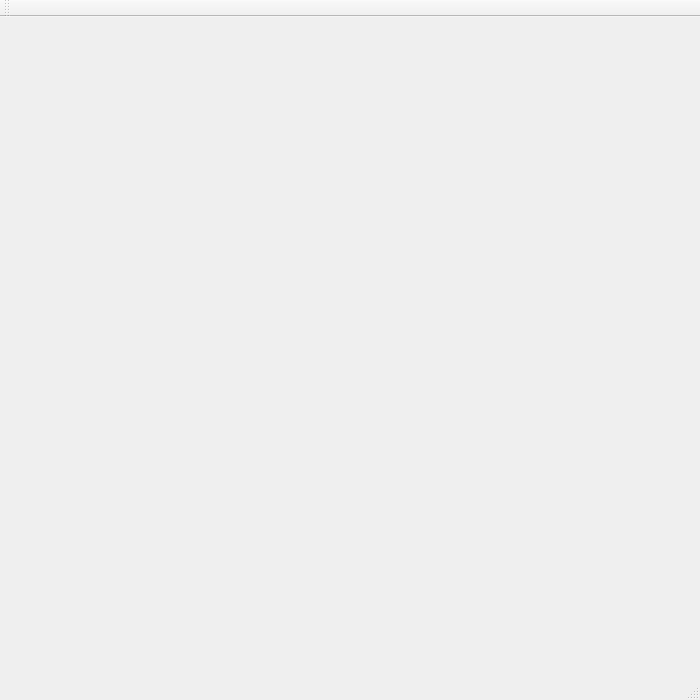
Before: the Qt Designer form CameraTransform/mainwindow.ui in IsuraManchanayake/computer-graphics-assignments, drawn with Qt 5.
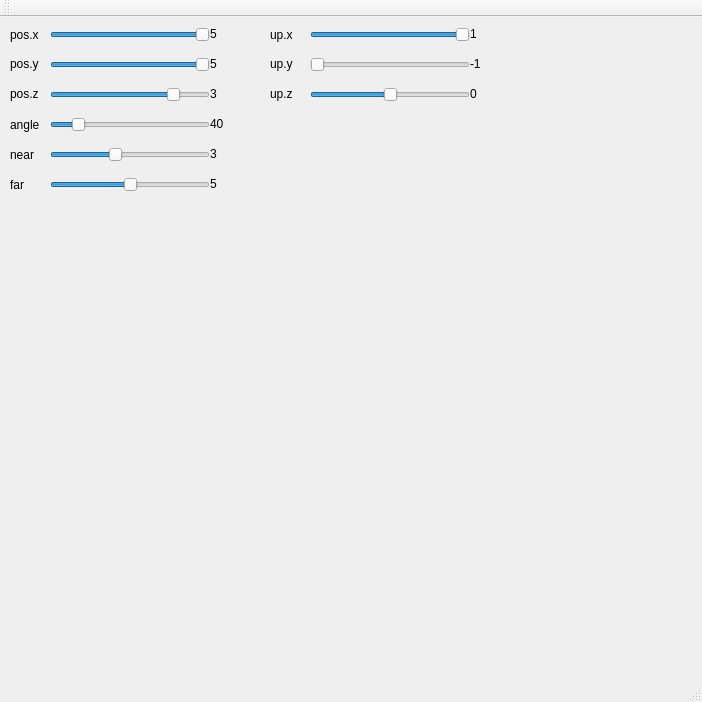
After: the same form once the commit is applied.

Diff of the .ui file:
```diff
--- a/CameraTransform/mainwindow.ui
+++ b/CameraTransform/mainwindow.ui
@@ -6,14 +6,459 @@
    <rect>
     <x>0</x>
     <y>0</y>
-    <width>700</width>
-    <height>700</height>
+    <width>702</width>
+    <height>702</height>
    </rect>
   </property>
   <property name="windowTitle">
    <string>MainWindow</string>
   </property>
-  <widget class="QWidget" name="centralWidget"/>
+  <widget class="QWidget" name="centralWidget">
+   <widget class="QSlider" name="posxslider">
+    <property name="geometry">
+     <rect>
+      <x>50</x>
+      <y>10</y>
+      <width>160</width>
+      <height>16</height>
+     </rect>
+    </property>
+    <property name="minimum">
+     <number>-50</number>
+    </property>
+    <property name="maximum">
+     <number>50</number>
+    </property>
+    <property name="value">
+     <number>50</number>
+    </property>
+    <property name="orientation">
+     <enum>Qt::Horizontal</enum>
+    </property>
+   </widget>
+   <widget class="QLabel" name="label">
+    <property name="geometry">
+     <rect>
+      <x>10</x>
+      <y>10</y>
+      <width>31</width>
+      <height>16</height>
+     </rect>
+    </property>
+    <property name="text">
+     <string>pos.x</string>
+    </property>
+   </widget>
+   <widget class="QLabel" name="label_2">
+    <property name="geometry">
+     <rect>
+      <x>10</x>
+      <y>40</y>
+      <width>54</width>
+      <height>14</height>
+     </rect>
+    </property>
+    <property name="text">
+     <string>pos.y</string>
+    </property>
+   </widget>
+   <widget class="QLabel" name="label_3">
+    <property name="geometry">
+     <rect>
+      <x>10</x>
+      <y>70</y>
+      <width>54</width>
+      <height>14</height>
+     </rect>
+    </property>
+    <property name="text">
+     <string>pos.z</string>
+    </property>
+   </widget>
+   <widget class="QLabel" name="posxvaluelabel">
+    <property name="geometry">
+     <rect>
+      <x>210</x>
+      <y>10</y>
+      <width>54</width>
+      <height>14</height>
+     </rect>
+    </property>
+    <property name="text">
+     <string>5</string>
+    </property>
+   </widget>
+   <widget class="QLabel" name="posyvaluelabel">
+    <property name="geometry">
+     <rect>
+      <x>210</x>
+      <y>40</y>
+      <width>54</width>
+      <height>14</height>
+     </rect>
+    </property>
+    <property name="text">
+     <string>5</string>
+    </property>
+   </widget>
+   <widget class="QLabel" name="poszvaluelabel">
+    <property name="geometry">
+     <rect>
+      <x>210</x>
+      <y>70</y>
+      <width>54</width>
+      <height>14</height>
+     </rect>
+    </property>
+    <property name="text">
+     <string>3</string>
+    </property>
+   </widget>
+   <widget class="QSlider" name="posyslider">
+    <property name="geometry">
+     <rect>
+      <x>50</x>
+      <y>40</y>
+      <width>160</width>
+      <height>16</height>
+     </rect>
+    </property>
+    <property name="minimum">
+     <number>-50</number>
+    </property>
+    <property name="maximum">
+     <number>50</number>
+    </property>
+    <property name="pageStep">
+     <number>10</number>
+    </property>
+    <property name="value">
+     <number>50</number>
+    </property>
+    <property name="orientation">
+     <enum>Qt::Horizontal</enum>
+    </property>
+   </widget>
+   <widget class="QSlider" name="poszslider">
+    <property name="geometry">
+     <rect>
+      <x>50</x>
+      <y>70</y>
+      <width>160</width>
+      <height>16</height>
+     </rect>
+    </property>
+    <property name="minimum">
+     <number>-50</number>
+    </property>
+    <property name="maximum">
+     <number>50</number>
+    </property>
+    <property name="singleStep">
+     <number>1</number>
+    </property>
+    <property name="value">
+     <number>30</number>
+    </property>
+    <property name="orientation">
+     <enum>Qt::Horizontal</enum>
+    </property>
+   </widget>
+   <widget class="QLabel" name="label_7">
+    <property name="geometry">
+     <rect>
+      <x>270</x>
+      <y>70</y>
+      <width>54</width>
+      <height>14</height>
+     </rect>
+    </property>
+    <property name="text">
+     <string>up.z</string>
+    </property>
+   </widget>
+   <widget class="QSlider" name="upxslider">
+    <property name="geometry">
+     <rect>
+      <x>310</x>
+      <y>10</y>
+      <width>160</width>
+      <height>16</height>
+     </rect>
+    </property>
+    <property name="minimum">
+     <number>-100</number>
+    </property>
+    <property name="maximum">
+     <number>100</number>
+    </property>
+    <property name="value">
+     <number>100</number>
+    </property>
+    <property name="orientation">
+     <enum>Qt::Horizontal</enum>
+    </property>
+   </widget>
+   <widget class="QLabel" name="upxvaluelabel">
+    <property name="geometry">
+     <rect>
+      <x>470</x>
+      <y>10</y>
+      <width>54</width>
+      <height>14</height>
+     </rect>
+    </property>
+    <property name="text">
+     <string>1</string>
+    </property>
+   </widget>
+   <widget class="QLabel" name="upzvaluelabel">
+    <property name="geometry">
+     <rect>
+      <x>470</x>
+      <y>70</y>
+      <width>54</width>
+      <height>14</height>
+     </rect>
+    </property>
+    <property name="text">
+     <string>0</string>
+    </property>
+   </widget>
+   <widget class="QSlider" name="upzslider">
+    <property name="geometry">
+     <rect>
+      <x>310</x>
+      <y>70</y>
+      <width>160</width>
+      <height>16</height>
+     </rect>
+    </property>
+    <property name="minimum">
+     <number>-100</number>
+    </property>
+    <property name="maximum">
+     <number>100</number>
+    </property>
+    <property name="singleStep">
+     <number>1</number>
+    </property>
+    <property name="value">
+     <number>0</number>
+    </property>
+    <property name="orientation">
+     <enum>Qt::Horizontal</enum>
+    </property>
+   </widget>
+   <widget class="QLabel" name="label_10">
+    <property name="geometry">
+     <rect>
+      <x>270</x>
+      <y>40</y>
+      <width>54</width>
+      <height>14</height>
+     </rect>
+    </property>
+    <property name="text">
+     <string>up.y</string>
+    </property>
+   </widget>
+   <widget class="QLabel" name="upyvaluelabel">
+    <property name="geometry">
+     <rect>
+      <x>470</x>
+      <y>40</y>
+      <width>54</width>
+      <height>14</height>
+     </rect>
+    </property>
+    <property name="text">
+     <string>-1</string>
+    </property>
+   </widget>
+   <widget class="QSlider" name="upyslider">
+    <property name="geometry">
+     <rect>
+      <x>310</x>
+      <y>40</y>
+      <width>160</width>
+      <height>16</height>
+     </rect>
+    </property>
+    <property name="minimum">
+     <number>-100</number>
+    </property>
+    <property name="maximum">
+     <number>100</number>
+    </property>
+    <property name="pageStep">
+     <number>10</number>
+    </property>
+    <property name="value">
+     <number>-100</number>
+    </property>
+    <property name="orientation">
+     <enum>Qt::Horizontal</enum>
+    </property>
+   </widget>
+   <widget class="QLabel" name="label_12">
+    <property name="geometry">
+     <rect>
+      <x>270</x>
+      <y>10</y>
+      <width>41</width>
+      <height>16</height>
+     </rect>
+    </property>
+    <property name="text">
+     <string>up.x</string>
+    </property>
+   </widget>
+   <widget class="QLabel" name="anglevaluelabel">
+    <property name="geometry">
+     <rect>
+      <x>210</x>
+      <y>100</y>
+      <width>54</width>
+      <height>14</height>
+     </rect>
+    </property>
+    <property name="text">
+     <string>40</string>
+    </property>
+   </widget>
+   <widget class="QLabel" name="label_15">
+    <property name="geometry">
+     <rect>
+      <x>10</x>
+      <y>100</y>
+      <width>31</width>
+      <height>16</height>
+     </rect>
+    </property>
+    <property name="text">
+     <string>angle</string>
+    </property>
+   </widget>
+   <widget class="QSlider" name="angleslider">
+    <property name="geometry">
+     <rect>
+      <x>50</x>
+      <y>100</y>
+      <width>160</width>
+      <height>16</height>
+     </rect>
+    </property>
+    <property name="minimum">
+     <number>30</number>
+    </property>
+    <property name="maximum">
+     <number>100</number>
+    </property>
+    <property name="value">
+     <number>40</number>
+    </property>
+    <property name="orientation">
+     <enum>Qt::Horizontal</enum>
+    </property>
+   </widget>
+   <widget class="QSlider" name="nearslider">
+    <property name="geometry">
+     <rect>
+      <x>50</x>
+      <y>130</y>
+      <width>160</width>
+      <height>16</height>
+     </rect>
+    </property>
+    <property name="minimum">
+     <number>0</number>
+    </property>
+    <property name="maximum">
+     <number>50</number>
+    </property>
+    <property name="value">
+     <number>20</number>
+    </property>
+    <property name="orientation">
+     <enum>Qt::Horizontal</enum>
+    </property>
+   </widget>
+   <widget class="QSlider" name="farslider">
+    <property name="geometry">
+     <rect>
+      <x>50</x>
+      <y>160</y>
+      <width>160</width>
+      <height>16</height>
+     </rect>
+    </property>
+    <property name="minimum">
+     <number>0</number>
+    </property>
+    <property name="maximum">
+     <number>100</number>
+    </property>
+    <property name="value">
+     <number>50</number>
+    </property>
+    <property name="orientation">
+     <enum>Qt::Horizontal</enum>
+    </property>
+   </widget>
+   <widget class="QLabel" name="label_16">
+    <property name="geometry">
+     <rect>
+      <x>10</x>
+      <y>130</y>
+      <width>31</width>
+      <height>16</height>
+     </rect>
+    </property>
+    <property name="text">
+     <string>near</string>
+    </property>
+   </widget>
+   <widget class="QLabel" name="label_17">
+    <property name="geometry">
+     <rect>
+      <x>10</x>
+      <y>160</y>
+      <width>31</width>
+      <height>16</height>
+     </rect>
+    </property>
+    <property name="text">
+     <string>far</string>
+    </property>
+   </widget>
+   <widget class="QLabel" name="nearvaluelabel">
+    <property name="geometry">
+     <rect>
+      <x>210</x>
+      <y>130</y>
+      <width>54</width>
+      <height>14</height>
+     </rect>
+    </property>
+    <property name="text">
+     <string>3</string>
+    </property>
+   </widget>
+   <widget class="QLabel" name="farvaluelabel">
+    <property name="geometry">
+     <rect>
+      <x>210</x>
+      <y>160</y>
+      <width>54</width>
+      <height>14</height>
+     </rect>
+    </property>
+    <property name="text">
+     <string>5</string>
+    </property>
+   </widget>
+  </widget>
   <widget class="QMenuBar" name="menuBar">
    <property name="geometry">
     <rect>
```
Left out of the diff: 21 changed lines with no effect on the pictures.
